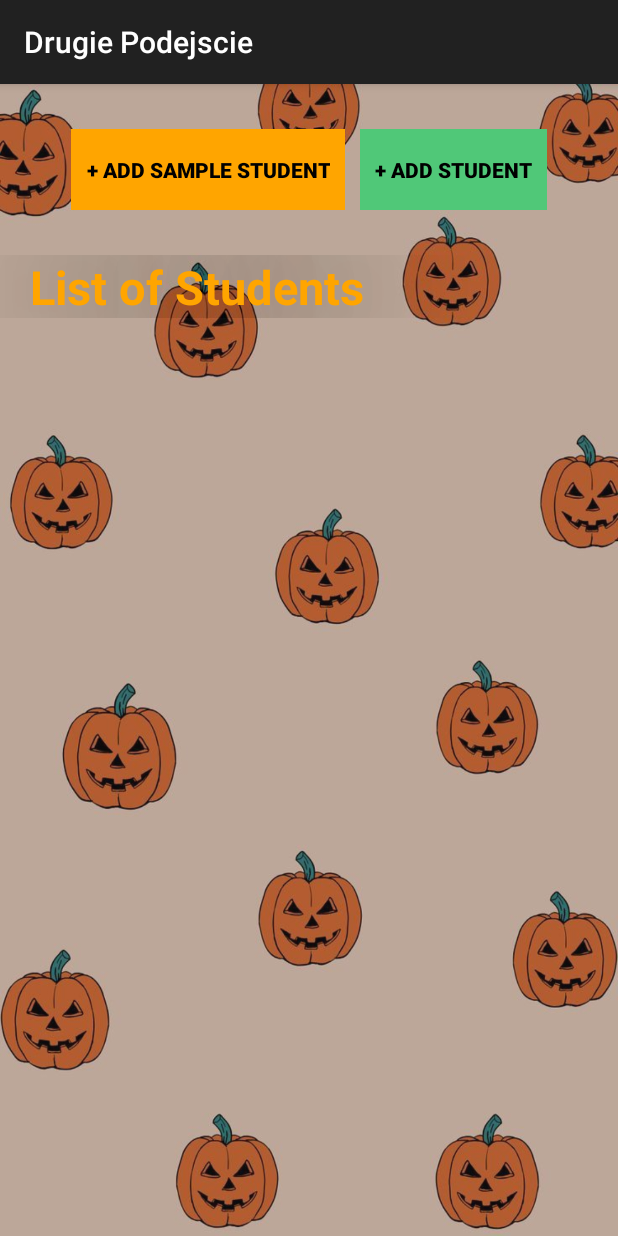
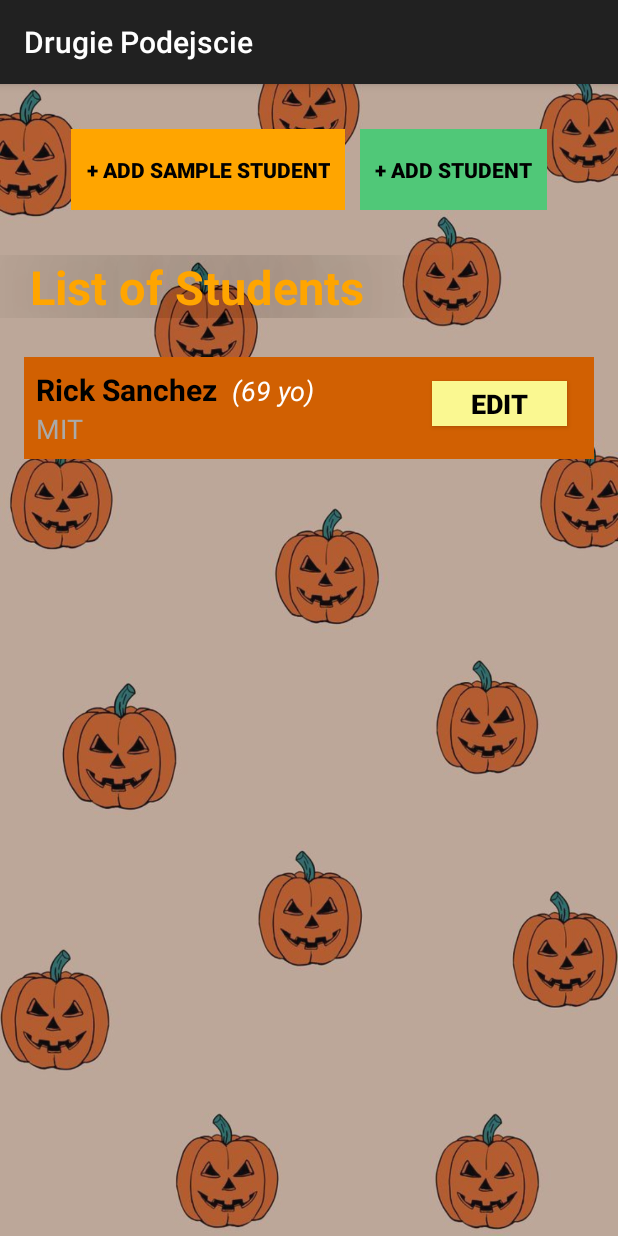
Before and after one commit to Meikelele/android-studio-2024, an Android app built with Jetpack Compose: the FourthActivity screen opened directly, with no data from a screen before it, after a tap on "+ ADD SAMPLE STUDENT", on a phone screen of 412 x 824 dp. Run offline under Robolectric (Android 15) with nearby library versions, the phone set to English and light mode, and no system bars.

Commit message:
working app with CRUD

```diff
--- a/app/src/main/java/com/example/drugie_podejscie/FourthActivity.kt
+++ b/app/src/main/java/com/example/drugie_podejscie/FourthActivity.kt
@@ -1,13 +1,21 @@
 package com.example.drugie_podejscie
 
 import android.os.Bundle
+import android.view.LayoutInflater
 import android.widget.Button
+import android.widget.EditText
 import android.widget.Toast
+import androidx.appcompat.app.AlertDialog
 import androidx.appcompat.app.AppCompatActivity
+import androidx.recyclerview.widget.LinearLayoutManager
+import androidx.recyclerview.widget.RecyclerView
 
 class FourthActivity : AppCompatActivity() {
 
     private lateinit var studentDao: StudentDao
+    private lateinit var studentAdapter: StudentAdapter
+    private lateinit var recyclerView: RecyclerView
+    private val studentsList = mutableListOf<Student>()
 
     override fun onCreate(savedInstanceState: Bundle?) {
         super.onCreate(savedInstanceState)
@@ -16,15 +24,30 @@ class FourthActivity : AppCompatActivity() {
         // Inicjalizacja DAO
         studentDao = StudentDao(this)
 
-        // Przycisk do testowania funkcji
+        // Inicjalizacja RecyclerView i adaptera
+        recyclerView = findViewById(R.id.recyclerViewStudents)
+        studentAdapter = StudentAdapter(
+            studentsList,
+            onDeleteStudent = { student -> deleteStudent(student) },
+            onEditStudent = { student -> editStudent(student) }
+        )
+        recyclerView.layoutManager = LinearLayoutManager(this)
+        recyclerView.adapter = studentAdapter
+
+        // Przycisk do dodawania przykładowego studenta
         val btn_addSampleStudent = findViewById<Button>(R.id.addSampleStudent)
-        val btn_addStudent = findViewById<Button>(R.id.addStudent)
-
-
         btn_addSampleStudent.setOnClickListener {
             addSampleStudent()
-            displayAllStudents()
         }
+
+        // Przycisk do dodawania studenta przez użytkownika
+        val btn_addStudent = findViewById<Button>(R.id.addStudent)
+        btn_addStudent.setOnClickListener {
+            showAddStudentDialog()
+        }
+
+        // Załaduj studentów z bazy danych przy starcie aktywności
+        loadAllStudents()
     }
 
     private fun addSampleStudent() {
@@ -35,18 +58,101 @@ class FourthActivity : AppCompatActivity() {
             age = 69
         )
         val id = studentDao.addStudent(student)
-        Toast.makeText(this, "Dodano studenta o ID: $id", Toast.LENGTH_SHORT).show()
+        if (id != -1L) {
+            student.id = id.toInt()
+            studentsList.add(student)
+            studentAdapter.notifyItemInserted(studentsList.size - 1)
+            Toast.makeText(this, "Dodano studenta o ID: $id", Toast.LENGTH_SHORT).show()
+        } else {
+            Toast.makeText(this, "Błąd podczas dodawania studenta", Toast.LENGTH_SHORT).show()
+        }
     }
 
-    private fun displayAllStudents() {
+    private fun showAddStudentDialog() {
+        // Inflate layout dialogu
+        val dialogView = LayoutInflater.from(this).inflate(R.layout.dialog_edit_student, null)
+        val editName = dialogView.findViewById<EditText>(R.id.editStudentName)
+        val editSurname = dialogView.findViewById<EditText>(R.id.editStudentSurname)
+        val editUniversity = dialogView.findViewById<EditText>(R.id.editStudentUniversity)
+        val editAge = dialogView.findViewById<EditText>(R.id.editStudentAge)
+
+        AlertDialog.Builder(this)
+            .setTitle("Dodaj nowego studenta")
+            .setView(dialogView)
+            .setPositiveButton("Dodaj") { _, _ ->
+                val name = editName.text.toString()
+                val surname = editSurname.text.toString()
+                val university = editUniversity.text.toString()
+                val age = editAge.text.toString().toIntOrNull()
+
+                if (name.isNotBlank() && surname.isNotBlank() && university.isNotBlank() && age != null) {
+                    val student = Student(
+                        name = name,
+                        surname = surname,
+                        university = university,
+                        age = age
+                    )
+                    val id = studentDao.addStudent(student)
+                    if (id != -1L) {
+                        student.id = id.toInt()
+                        studentsList.add(student)
+                        studentAdapter.notifyItemInserted(studentsList.size - 1)
+                        Toast.makeText(this, "Dodano studenta o ID: $id", Toast.LENGTH_SHORT).show()
+                    } else {
+                        Toast.makeText(this, "Błąd podczas dodawania studenta", Toast.LENGTH_SHORT).show()
+                    }
+                } else {
+                    Toast.makeText(this, "Wszystkie pola muszą być wypełnione", Toast.LENGTH_SHORT).show()
+                }
+            }
+            .setNegativeButton("Anuluj", null)
+            .show()
+    }
+
+    private fun editStudent(student: Student) {
+        val dialogView = LayoutInflater.from(this).inflate(R.layout.dialog_edit_student, null)
+        val editName = dialogView.findViewById<EditText>(R.id.editStudentName)
+        val editSurname = dialogView.findViewById<EditText>(R.id.editStudentSurname)
+        val editUniversity = dialogView.findViewById<EditText>(R.id.editStudentUniversity)
+        val editAge = dialogView.findViewById<EditText>(R.id.editStudentAge)
+
+        editName.setText(student.name)
+        editSurname.setText(student.surname)
+        editUniversity.setText(student.university)
+        editAge.setText(student.age.toString())
+
+        AlertDialog.Builder(this)
+            .setTitle("Edytuj studenta")
+            .setView(dialogView)
+            .setPositiveButton("Zapisz") { _, _ ->
+                student.name = editName.text.toString()
+                student.surname = editSurname.text.toString()
+                student.university = editUniversity.text.toString()
+                student.age = editAge.text.toString().toInt()
+
+                val rowsUpdated = studentDao.updateStudent(student)
+                if (rowsUpdated > 0) {
+                    studentAdapter.notifyDataSetChanged()
+                    Toast.makeText(this, "Zaktualizowano dane studenta", Toast.LENGTH_SHORT).show()
+                } else {
+                    Toast.makeText(this, "Nie udało się zaktualizować danych studenta", Toast.LENGTH_SHORT).show()
+                }
+            }
+            .setNegativeButton("Anuluj", null)
+            .show()
+    }
+
+    private fun deleteStudent(student: Student) {
+        val rowsDeleted = studentDao.deleteStudentById(student.id)
+        studentsList.remove(student)
+        studentAdapter.notifyDataSetChanged()
+        Toast.makeText(this, "Usunięto studenta", Toast.LENGTH_SHORT).show()
+    }
+
+    private fun loadAllStudents() {
         val students = studentDao.getAllStudents()
-        if (students.isEmpty()) {
-            Toast.makeText(this, "Brak studentów w bazie", Toast.LENGTH_SHORT).show()
-        } else {
-            students.forEach { student ->
-                println("Student: ${student.name} ${student.surname}, Wiek: ${student.age}, Uniwersytet: ${student.university}")
-            }
-            Toast.makeText(this, "Wypisano ${students.size} studentów w konsoli", Toast.LENGTH_SHORT).show()
-        }
+        studentsList.clear()
+        studentsList.addAll(students)
+        studentAdapter.notifyDataSetChanged()
     }
 }
--- a/app/src/main/java/com/example/drugie_podejscie/Student.kt
+++ b/app/src/main/java/com/example/drugie_podejscie/Student.kt
@@ -1,9 +1,9 @@
 package com.example.drugie_podejscie
 
 data class Student (
-    val id: Int = 0,
-    val name: String,
-    val surname: String,
-    val university: String,
-    val age: Int
+    var id: Int = 0,
+    var name: String,
+    var surname: String,
+    var university: String,
+    var age: Int
     )
--- /dev/null
+++ b/app/src/main/java/com/example/drugie_podejscie/StudentAdapter.kt
@@ -0,0 +1,50 @@
+package com.example.drugie_podejscie
+
+import android.view.LayoutInflater
+import android.view.View
+import android.view.ViewGroup
+import android.widget.Button
+import android.widget.TextView
+import androidx.recyclerview.widget.RecyclerView
+
+class StudentAdapter(
+    private val students: MutableList<Student>,
+    private val onDeleteStudent: (Student) -> Unit, // Funkcja do usuwania
+    private val onEditStudent: (Student) -> Unit    // Funkcja do edycji
+) : RecyclerView.Adapter<StudentAdapter.StudentViewHolder>() {
+
+    class StudentViewHolder(itemView: View) : RecyclerView.ViewHolder(itemView) {
+        val studentNameSurname: TextView = itemView.findViewById(R.id.textViewStudentNameSurname)
+        val studentAge: TextView = itemView.findViewById(R.id.textViewAge)
+        val studentUniversity: TextView = itemView.findViewById(R.id.textViewStudentUniversity)
+        val buttonEdit: Button = itemView.findViewById(R.id.buttonEdit)
+    }
+
+    override fun onCreateViewHolder(parent: ViewGroup, viewType: Int): StudentViewHolder {
+        val view = LayoutInflater.from(parent.context)
+            .inflate(R.layout.item_student, parent, false)
+        return StudentViewHolder(view)
+    }
+
+    override fun onBindViewHolder(holder: StudentViewHolder, position: Int) {
+        val student = students[position]
+
+        // Ustawianie danych w widokach
+        holder.studentNameSurname.text = "${student.name} ${student.surname}"
+        holder.studentAge.text = "(${student.age} yo)"
+        holder.studentUniversity.text = student.university
+
+        // Obsługa długiego naciśnięcia do usunięcia studenta
+        holder.itemView.setOnLongClickListener {
+            onDeleteStudent(student)
+            true
+        }
+
+        // Obsługa kliknięcia przycisku EDIT
+        holder.buttonEdit.setOnClickListener {
+            onEditStudent(student)
+        }
+    }
+
+    override fun getItemCount(): Int = students.size
+}
--- a/app/src/main/res/layout/activity_fourth.xml
+++ b/app/src/main/res/layout/activity_fourth.xml
@@ -46,7 +46,7 @@
     </LinearLayout>
 
     <TextView
-        android:id="@+id/textViewTitle"
+        android:id="@+id/textListOfStudents"
         android:layout_width="match_parent"
         android:layout_height="wrap_content"
         android:text="List of Students"
@@ -60,6 +60,15 @@
         android:shadowDy="0"
         android:shadowRadius="100" />
 
+    <androidx.recyclerview.widget.RecyclerView
+        android:id="@+id/recyclerViewStudents"
+        android:layout_width="match_parent"
+        android:layout_height="wrap_content"
+        android:layout_below="@id/textListOfStudents"
+        android:padding="16dp"
+        android:layout_marginTop="10dp" />
+
+
 
 
 
--- /dev/null
+++ b/app/src/main/res/layout/item_student.xml
@@ -0,0 +1,77 @@
+<LinearLayout xmlns:android="http://schemas.android.com/apk/res/android"
+    android:layout_width="match_parent"
+    android:layout_height="wrap_content"
+    android:background="@color/orange2"
+    android:orientation="vertical"
+    android:padding="8dp"
+    android:layout_marginBottom="7dp">
+
+    <LinearLayout
+        android:layout_width="match_parent"
+        android:layout_height="match_parent"
+        android:orientation="horizontal">
+
+        <LinearLayout
+            android:layout_width="wrap_content"
+            android:layout_height="match_parent"
+            android:orientation="vertical">
+
+            <LinearLayout
+                android:layout_width="wrap_content"
+                android:layout_height="wrap_content">
+
+                <TextView
+                    android:id="@+id/textViewStudentNameSurname"
+                    android:layout_width="wrap_content"
+                    android:layout_height="wrap_content"
+                    android:text="Name Surname"
+                    android:textColor="@android:color/black"
+                    android:textSize="20sp"
+                    android:textStyle="bold" />
+
+                <TextView
+                    android:id="@+id/textViewAge"
+                    android:layout_width="wrap_content"
+                    android:layout_height="wrap_content"
+                    android:paddingLeft="10dp"
+                    android:text="(age yo)"
+                    android:textColor="@android:color/white"
+                    android:textSize="18sp"
+                    android:textStyle="italic" />
+
+            </LinearLayout>
+
+            <TextView
+                android:id="@+id/textViewStudentUniversity"
+                android:layout_width="wrap_content"
+                android:layout_height="wrap_content"
+                android:text="University"
+                android:textColor="@android:color/darker_gray"
+                android:textSize="18sp" />
+
+        </LinearLayout>
+
+        <LinearLayout
+            android:layout_width="match_parent"
+            android:layout_height="match_parent"
+            android:gravity="end"
+            >
+
+            <Button
+                android:id="@+id/buttonEdit"
+                android:layout_width="90dp"
+                android:layout_height="30dp"
+                android:background="@color/orange3"
+                android:textColor="@android:color/black"
+                android:gravity="center"
+                android:text="EDIT"
+                android:textSize="18sp"
+                android:textStyle="bold"
+                android:layout_marginTop="8dp"
+                android:layout_marginRight="10dp"/>
+        </LinearLayout>
+
+    </LinearLayout>
+
+
+    </LinearLayout>
```
Also changed, not shown: app/src/main/res/layout/dialog_edit_student.xml (added, +31 -0 lines).
